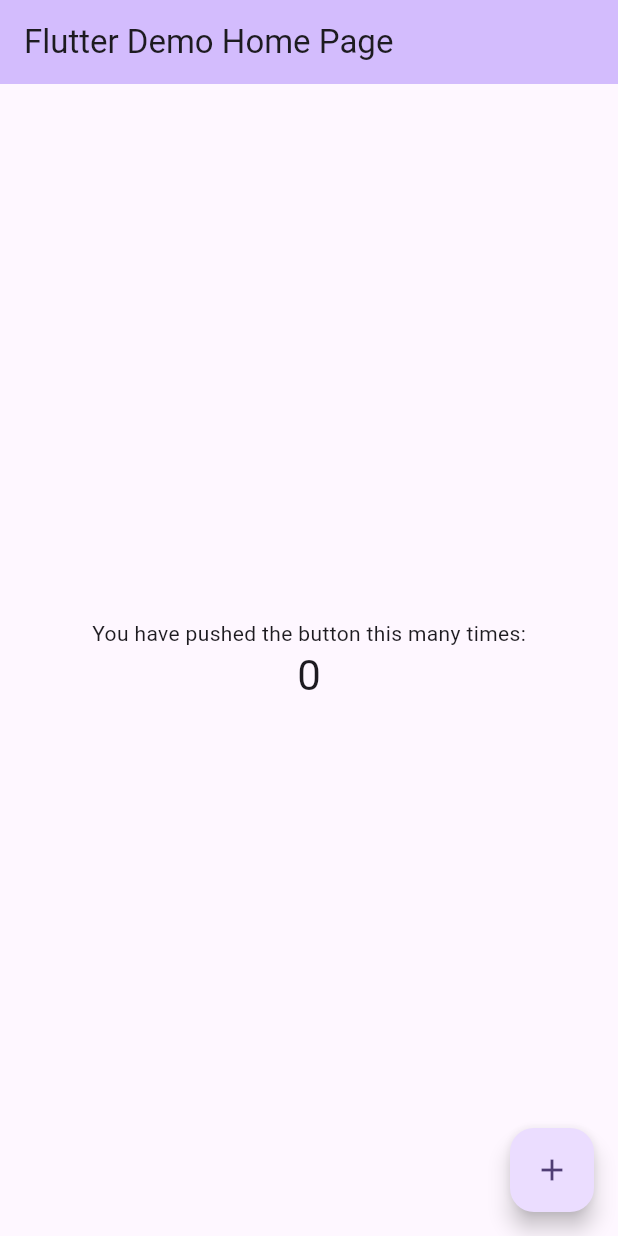
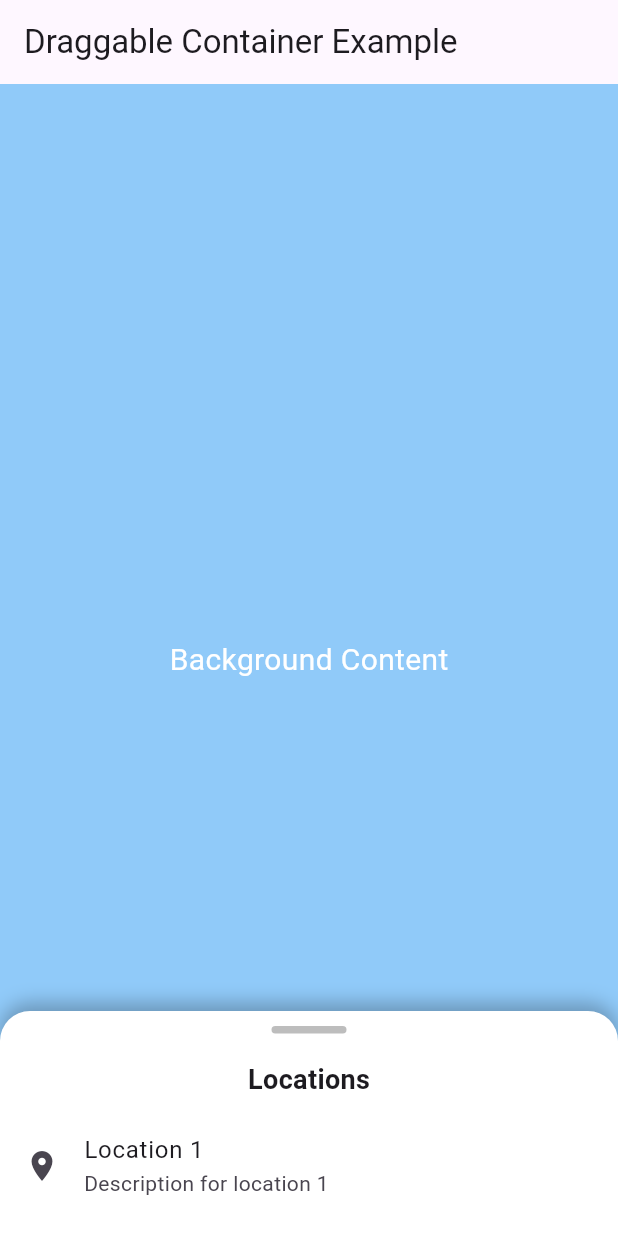
Before and after one commit to STEPS-Flutter-Trainer/abcd, a Flutter app: the screen it shows after launch, on a phone screen of 412 x 824 dp. Run offline on Flutter 3.47's test engine with Material 3 defaults, Android fonts, the phone set to English and light mode, and no system bars.

Commit message:
Done-init

```diff
--- /dev/null
+++ b/lib/dragable_container.dart
@@ -0,0 +1,324 @@
+/*
+import 'package:flutter/material.dart';
+
+class DraggableContainerExample extends StatefulWidget {
+  @override
+  _DraggableContainerExampleState createState() =>
+      _DraggableContainerExampleState();
+}
+
+class _DraggableContainerExampleState extends State<DraggableContainerExample> {
+  double _containerHeight = 150; // Initial height of the container
+  double _maxHeight = 400; // Maximum height
+  double _minHeight = 100; // Minimum height
+
+  @override
+  Widget build(BuildContext context) {
+    return Scaffold(
+      appBar: AppBar(
+        title: Text("Draggable Container Example"),
+      ),
+      body: Stack(
+        children: [
+          // Main content or background
+          Container(
+            color: Colors.blue[200],
+            child: Center(
+              child: Text(
+                "Background Content",
+                style: TextStyle(color: Colors.white, fontSize: 20),
+              ),
+            ),
+          ),
+
+          // Draggable container
+          Positioned(
+            left: 0,
+            right: 0,
+            bottom: 0,
+            child: GestureDetector(
+              onVerticalDragUpdate: (details) {
+                setState(() {
+                  _containerHeight -= details.delta.dy;
+                  _containerHeight =
+                      _containerHeight.clamp(_minHeight, _maxHeight);
+                });
+              },
+              child: AnimatedContainer(
+                duration: Duration(milliseconds: 200),
+                curve: Curves.easeOut,
+                height: _containerHeight,
+                decoration: BoxDecoration(
+                  color: Colors.white,
+                  borderRadius: BorderRadius.only(
+                    topLeft: Radius.circular(20),
+                    topRight: Radius.circular(20),
+                  ),
+                  boxShadow: [
+                    BoxShadow(
+                      color: Colors.black26,
+                      blurRadius: 10,
+                      offset: Offset(0, -5),
+                    ),
+                  ],
+                ),
+                child: Column(
+                  children: [
+                    // Drag handle
+                    Container(
+                      width: 50,
+                      height: 5,
+                      margin: EdgeInsets.symmetric(vertical: 10),
+                      decoration: BoxDecoration(
+                        color: Colors.grey[400],
+                        borderRadius: BorderRadius.circular(10),
+                      ),
+                    ),
+                    Expanded(
+                      child: Center(
+                        child: Text(
+                          "Drag me up or down!",
+                          style: TextStyle(fontSize: 18, color: Colors.black54),
+                        ),
+                      ),
+                    ),
+                  ],
+                ),
+              ),
+            ),
+          ),
+        ],
+      ),
+    );
+  }
+}
+*/
+
+/*
+import 'package:flutter/material.dart';
+
+class DraggableContainerExample extends StatefulWidget {
+  @override
+  _DraggableContainerExampleState createState() =>
+      _DraggableContainerExampleState();
+}
+
+class _DraggableContainerExampleState extends State<DraggableContainerExample> {
+  double _containerHeight = 150; // Initial height of the container
+  double _maxHeight = 400; // Maximum height
+  double _minHeight = 100; // Minimum height
+
+  // Sample data
+  final List<String> _data = List.generate(20, (index) => "Item ${index + 1}");
+
+  @override
+  Widget build(BuildContext context) {
+    return Scaffold(
+      appBar: AppBar(
+        title: Text("Draggable Container Example"),
+      ),
+      body: Stack(
+        children: [
+          // Main content or background
+          Container(
+            color: Colors.blue[200],
+            child: Center(
+              child: Text(
+                "Background Content",
+                style: TextStyle(color: Colors.white, fontSize: 20),
+              ),
+            ),
+          ),
+
+          // Draggable container
+          Positioned(
+            left: 0,
+            right: 0,
+            bottom: 0,
+            child: GestureDetector(
+              onVerticalDragUpdate: (details) {
+                setState(() {
+                  _containerHeight -= details.delta.dy;
+                  _containerHeight =
+                      _containerHeight.clamp(_minHeight, _maxHeight);
+                });
+              },
+              child: AnimatedContainer(
+                duration: Duration(milliseconds: 200),
+                curve: Curves.easeOut,
+                height: _containerHeight,
+                decoration: BoxDecoration(
+                  color: Colors.white,
+                  borderRadius: BorderRadius.only(
+                    topLeft: Radius.circular(20),
+                    topRight: Radius.circular(20),
+                  ),
+                  boxShadow: [
+                    BoxShadow(
+                      color: Colors.black26,
+                      blurRadius: 10,
+                      offset: Offset(0, -5),
+                    ),
+                  ],
+                ),
+                child: Column(
+                  children: [
+                    // Drag handle
+                    Container(
+                      width: 50,
+                      height: 5,
+                      margin: EdgeInsets.symmetric(vertical: 10),
+                      decoration: BoxDecoration(
+                        color: Colors.grey[400],
+                        borderRadius: BorderRadius.circular(10),
+                      ),
+                    ),
+                    // List of items
+                    Expanded(
+                      child: ListView.builder(
+                        itemCount: _data.length,
+                        itemBuilder: (context, index) {
+                          return ListTile(
+                            leading: Icon(Icons.star, color: Colors.blue),
+                            title: Text(
+                              _data[index],
+                              style: TextStyle(fontSize: 16),
+                            ),
+                            subtitle: Text("Details about ${_data[index]}"),
+                          );
+                        },
+                      ),
+                    ),
+                  ],
+                ),
+              ),
+            ),
+          ),
+        ],
+      ),
+    );
+  }
+}
+
+*/
+
+
+import 'package:flutter/material.dart';
+
+class DraggableContainerExample extends StatefulWidget {
+  @override
+  _DraggableContainerExampleState createState() =>
+      _DraggableContainerExampleState();
+}
+
+class _DraggableContainerExampleState extends State<DraggableContainerExample> {
+  double _containerHeight = 150; // Initial height of the container
+  double _maxHeight = 500; // Maximum height
+  double _minHeight = 100; // Minimum height
+
+  final List<Map<String, String>> data = [
+    {"title": "Location 1", "description": "Description for location 1"},
+    {"title": "Location 2", "description": "Description for location 2"},
+    {"title": "Location 3", "description": "Description for location 3"},
+    {"title": "Location 4", "description": "Description for location 4"},
+    {"title": "Location 5", "description": "Description for location 5"},
+  ];
+
+  @override
+  Widget build(BuildContext context) {
+    return Scaffold(
+      appBar: AppBar(
+        title: Text("Draggable Container Example"),
+      ),
+      body: Stack(
+        children: [
+          // Main content or background
+          Container(
+            color: Colors.blue[200],
+            child: Center(
+              child: Text(
+                "Background Content",
+                style: TextStyle(color: Colors.white, fontSize: 20),
+              ),
+            ),
+          ),
+
+          // Draggable container
+          Positioned(
+            left: 0,
+            right: 0,
+            bottom: 0,
+            child: GestureDetector(
+              onVerticalDragUpdate: (details) {
+                setState(() {
+                  _containerHeight -= details.delta.dy;
+                  _containerHeight =
+                      _containerHeight.clamp(_minHeight, _maxHeight);
+                });
+              },
+              child: AnimatedContainer(
+                duration: Duration(milliseconds: 200),
+                curve: Curves.easeOut,
+                height: _containerHeight,
+                decoration: BoxDecoration(
+                  color: Colors.white,
+                  borderRadius: BorderRadius.only(
+                    topLeft: Radius.circular(20),
+                    topRight: Radius.circular(20),
+                  ),
+                  boxShadow: [
+                    BoxShadow(
+                      color: Colors.black26,
+                      blurRadius: 10,
+                      offset: Offset(0, -5),
+                    ),
+                  ],
+                ),
+                child: Column(
+                  children: [
+                    // Drag handle
+                    Container(
+                      width: 50,
+                      height: 5,
+                      margin: EdgeInsets.symmetric(vertical: 10),
+                      decoration: BoxDecoration(
+                        color: Colors.grey[400],
+                        borderRadius: BorderRadius.circular(10),
+                      ),
+                    ),
+
+                    // Title text
+                    Padding(
+                      padding: const EdgeInsets.all(8.0),
+                      child: Text(
+                        "Locations",
+                        style: TextStyle(
+                          fontSize: 18,
+                          fontWeight: FontWeight.bold,
+                        ),
+                      ),
+                    ),
+
+                    // List of data
+                    Expanded(
+                      child: ListView.builder(
+                        itemCount: data.length,
+                        itemBuilder: (context, index) {
+                          return ListTile(
+                            leading: Icon(Icons.location_on),
+                            title: Text(data[index]["title"]!),
+                            subtitle: Text(data[index]["description"]!),
+                          );
+                        },
+                      ),
+                    ),
+                  ],
+                ),
+              ),
+            ),
+          ),
+        ],
+      ),
+    );
+  }
+}
--- a/lib/main.dart
+++ b/lib/main.dart
@@ -1,3 +1,4 @@
+import 'package:abcd/dragable_container.dart';
 import 'package:flutter/material.dart';
 
 void main() {
@@ -7,119 +8,10 @@ void main() {
 class MyApp extends StatelessWidget {
   const MyApp({super.key});
 
-  // This widget is the root of your application.
   @override
   Widget build(BuildContext context) {
     return MaterialApp(
-      title: 'Flutter Demo',
-      theme: ThemeData(
-        // This is the theme of your application.
-        //
-        // TRY THIS: Try running your application with "flutter run". You'll see
-        // the application has a purple toolbar. Then, without quitting the app,
-        // try changing the seedColor in the colorScheme below to Colors.green
-        // and then invoke "hot reload" (save your changes or press the "hot
-        // reload" button in a Flutter-supported IDE, or press "r" if you used
-        // the command line to start the app).
-        //
-        // Notice that the counter didn't reset back to zero; the application
-        // state is not lost during the reload. To reset the state, use hot
-        // restart instead.
-        //
-        // This works for code too, not just values: Most code changes can be
-        // tested with just a hot reload.
-        colorScheme: ColorScheme.fromSeed(seedColor: Colors.deepPurple),
-        useMaterial3: true,
-      ),
-      home: const MyHomePage(title: 'Flutter Demo Home Page'),
+      home: DraggableContainerExample(),
     );
   }
 }
-
-class MyHomePage extends StatefulWidget {
-  const MyHomePage({super.key, required this.title});
-
-  // This widget is the home page of your application. It is stateful, meaning
-  // that it has a State object (defined below) that contains fields that affect
-  // how it looks.
-
-  // This class is the configuration for the state. It holds the values (in this
-  // case the title) provided by the parent (in this case the App widget) and
-  // used by the build method of the State. Fields in a Widget subclass are
-  // always marked "final".
-
-  final String title;
-
-  @override
-  State<MyHomePage> createState() => _MyHomePageState();
-}
-
-class _MyHomePageState extends State<MyHomePage> {
-  int _counter = 0;
-
-  void _incrementCounter() {
-    setState(() {
-      // This call to setState tells the Flutter framework that something has
-      // changed in this State, which causes it to rerun the build method below
-      // so that the display can reflect the updated values. If we changed
-      // _counter without calling setState(), then the build method would not be
-      // called again, and so nothing would appear to happen.
-      _counter++;
-    });
-  }
-
-  @override
-  Widget build(BuildContext context) {
-    // This method is rerun every time setState is called, for instance as done
-    // by the _incrementCounter method above.
-    //
-    // The Flutter framework has been optimized to make rerunning build methods
-    // fast, so that you can just rebuild anything that needs updating rather
-    // than having to individually change instances of widgets.
-    return Scaffold(
-      appBar: AppBar(
-        // TRY THIS: Try changing the color here to a specific color (to
-        // Colors.amber, perhaps?) and trigger a hot reload to see the AppBar
-        // change color while the other colors stay the same.
-        backgroundColor: Theme.of(context).colorScheme.inversePrimary,
-        // Here we take the value from the MyHomePage object that was created by
-        // the App.build method, and use it to set our appbar title.
-        title: Text(widget.title),
-      ),
-      body: Center(
-        // Center is a layout widget. It takes a single child and positions it
-        // in the middle of the parent.
-        child: Column(
-          // Column is also a layout widget. It takes a list of children and
-          // arranges them vertically. By default, it sizes itself to fit its
-          // children horizontally, and tries to be as tall as its parent.
-          //
-          // Column has various properties to control how it sizes itself and
-          // how it positions its children. Here we use mainAxisAlignment to
-          // center the children vertically; the main axis here is the vertical
-          // axis because Columns are vertical (the cross axis would be
-          // horizontal).
-          //
-          // TRY THIS: Invoke "debug painting" (choose the "Toggle Debug Paint"
-          // action in the IDE, or press "p" in the console), to see the
-          // wireframe for each widget.
-          mainAxisAlignment: MainAxisAlignment.center,
-          children: <Widget>[
-            const Text(
-              'You have pushed the button this many times:',
-            ),
-            Text(
-              '$_counter',
-              style: Theme.of(context).textTheme.headlineMedium,
-            ),
-          ],
-        ),
-      ),
-      floatingActionButton: FloatingActionButton(
-        onPressed: _incrementCounter,
-        tooltip: 'Increment',
-        child: const Icon(Icons.add),
-      ), // This trailing comma makes auto-formatting nicer for build methods.
-    );
-  }
-}
```
